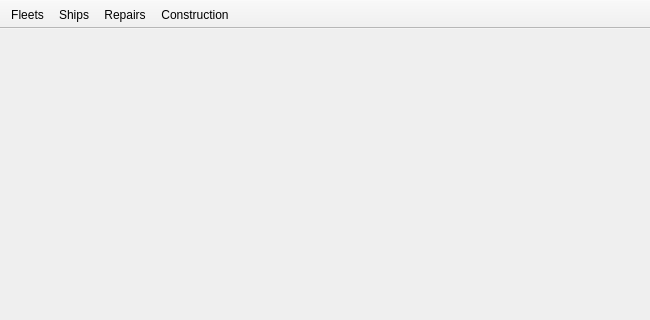
Before: the Qt Designer form KCMainWindow.ui in KanColleTool/kct-tool, drawn with Qt 5.
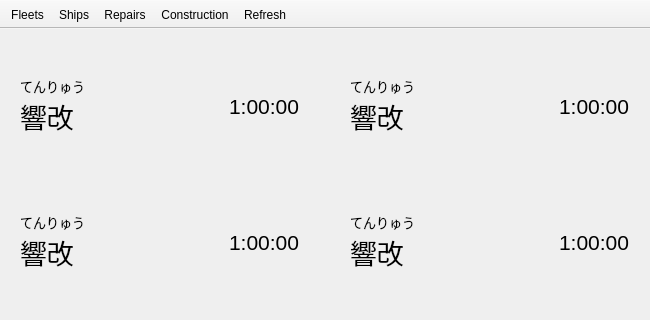
After: the same form once the commit is applied. The open tabs and pages were chosen to show the change.

Commit message: Refresh button

Patch:
```diff
--- a/KCMainWindow.ui
+++ b/KCMainWindow.ui
@@ -1693,7 +1693,454 @@
        </layout>
       </widget>
       <widget class="QWidget" name="repairsPage">
-       <layout class="QVBoxLayout" name="verticalLayout_4"/>
+       <layout class="QGridLayout" name="gridLayout_8">
+        <property name="leftMargin">
+         <number>20</number>
+        </property>
+        <property name="topMargin">
+         <number>20</number>
+        </property>
+        <property name="rightMargin">
+         <number>20</number>
+        </property>
+        <property name="bottomMargin">
+         <number>20</number>
+        </property>
+        <property name="horizontalSpacing">
+         <number>50</number>
+        </property>
+        <property name="verticalSpacing">
+         <number>20</number>
+        </property>
+        <item row="2" column="0">
+         <layout class="QHBoxLayout" name="horizontalLayout_3">
+          <item>
+           <layout class="QVBoxLayout" name="verticalLayout_19">
+            <property name="spacing">
+             <number>0</number>
+            </property>
+            <item>
+             <spacer name="verticalSpacer_8">
+              <property name="orientation">
+               <enum>Qt::Vertical</enum>
+              </property>
+              <property name="sizeHint" stdset="0">
+               <size>
+                <width>20</width>
+                <height>40</height>
+               </size>
+              </property>
+             </spacer>
+            </item>
+            <item>
+             <widget class="QLabel" name="repairReading3">
+              <property name="sizePolicy">
+               <sizepolicy hsizetype="Preferred" vsizetype="Maximum">
+                <horstretch>0</horstretch>
+                <verstretch>0</verstretch>
+               </sizepolicy>
+              </property>
+              <property name="font">
+               <font>
+                <family>MS Gothic</family>
+                <pointsize>10</pointsize>
+               </font>
+              </property>
+              <property name="text">
+               <string>てんりゅう</string>
+              </property>
+             </widget>
+            </item>
+            <item>
+             <widget class="QLabel" name="repairName3">
+              <property name="sizePolicy">
+               <sizepolicy hsizetype="Preferred" vsizetype="Maximum">
+                <horstretch>0</horstretch>
+                <verstretch>0</verstretch>
+               </sizepolicy>
+              </property>
+              <property name="font">
+               <font>
+                <family>MS Gothic</family>
+                <pointsize>20</pointsize>
+               </font>
+              </property>
+              <property name="text">
+               <string>響改</string>
+              </property>
+             </widget>
+            </item>
+            <item>
+             <spacer name="verticalSpacer_7">
+              <property name="orientation">
+               <enum>Qt::Vertical</enum>
+              </property>
+              <property name="sizeHint" stdset="0">
+               <size>
+                <width>20</width>
+                <height>40</height>
+               </size>
+              </property>
+             </spacer>
+            </item>
+           </layout>
+          </item>
+          <item>
+           <spacer name="horizontalSpacer_3">
+            <property name="orientation">
+             <enum>Qt::Horizontal</enum>
+            </property>
+            <property name="sizeHint" stdset="0">
+             <size>
+              <width>40</width>
+              <height>20</height>
+             </size>
+            </property>
+           </spacer>
+          </item>
+          <item>
+           <widget class="QLabel" name="repairTimer3">
+            <property name="sizePolicy">
+             <sizepolicy hsizetype="Maximum" vsizetype="Preferred">
+              <horstretch>0</horstretch>
+              <verstretch>0</verstretch>
+             </sizepolicy>
+            </property>
+            <property name="font">
+             <font>
+              <family>Arial</family>
+              <pointsize>16</pointsize>
+             </font>
+            </property>
+            <property name="text">
+             <string>1:00:00</string>
+            </property>
+           </widget>
+          </item>
+         </layout>
+        </item>
+        <item row="0" column="0">
+         <layout class="QHBoxLayout" name="horizontalLayout">
+          <item>
+           <layout class="QVBoxLayout" name="verticalLayout_14">
+            <property name="spacing">
+             <number>0</number>
+            </property>
+            <item>
+             <spacer name="verticalSpacer_5">
+              <property name="orientation">
+               <enum>Qt::Vertical</enum>
+              </property>
+              <property name="sizeHint" stdset="0">
+               <size>
+                <width>20</width>
+                <height>40</height>
+               </size>
+              </property>
+             </spacer>
+            </item>
+            <item>
+             <widget class="QLabel" name="repairReading1">
+              <property name="sizePolicy">
+               <sizepolicy hsizetype="Preferred" vsizetype="Maximum">
+                <horstretch>0</horstretch>
+                <verstretch>0</verstretch>
+               </sizepolicy>
+              </property>
+              <property name="font">
+               <font>
+                <family>MS Gothic</family>
+                <pointsize>10</pointsize>
+               </font>
+              </property>
+              <property name="text">
+               <string>てんりゅう</string>
+              </property>
+             </widget>
+            </item>
+            <item>
+             <widget class="QLabel" name="repairName1">
+              <property name="sizePolicy">
+               <sizepolicy hsizetype="Preferred" vsizetype="Maximum">
+                <horstretch>0</horstretch>
+                <verstretch>0</verstretch>
+               </sizepolicy>
+              </property>
+              <property name="font">
+               <font>
+                <family>MS Gothic</family>
+                <pointsize>20</pointsize>
+               </font>
+              </property>
+              <property name="text">
+               <string>響改</string>
+              </property>
+             </widget>
+            </item>
+            <item>
+             <spacer name="verticalSpacer_6">
+              <property name="orientation">
+               <enum>Qt::Vertical</enum>
+              </property>
+              <property name="sizeHint" stdset="0">
+               <size>
+                <width>20</width>
+                <height>40</height>
+               </size>
+              </property>
+             </spacer>
+            </item>
+           </layout>
+          </item>
+          <item>
+           <spacer name="horizontalSpacer">
+            <property name="orientation">
+             <enum>Qt::Horizontal</enum>
+            </property>
+            <property name="sizeHint" stdset="0">
+             <size>
+              <width>40</width>
+              <height>20</height>
+             </size>
+            </property>
+           </spacer>
+          </item>
+          <item>
+           <widget class="QLabel" name="repairTimer1">
+            <property name="sizePolicy">
+             <sizepolicy hsizetype="Maximum" vsizetype="Preferred">
+              <horstretch>0</horstretch>
+              <verstretch>0</verstretch>
+             </sizepolicy>
+            </property>
+            <property name="font">
+             <font>
+              <family>Arial</family>
+              <pointsize>16</pointsize>
+             </font>
+            </property>
+            <property name="text">
+             <string>1:00:00</string>
+            </property>
+           </widget>
+          </item>
+         </layout>
+        </item>
+        <item row="0" column="1">
+         <layout class="QHBoxLayout" name="horizontalLayout_2">
+          <item>
+           <layout class="QVBoxLayout" name="verticalLayout_18">
+            <property name="spacing">
+             <number>0</number>
+            </property>
+            <item>
+             <spacer name="verticalSpacer_4">
+              <property name="orientation">
+               <enum>Qt::Vertical</enum>
+              </property>
+              <property name="sizeHint" stdset="0">
+               <size>
+                <width>20</width>
+                <height>40</height>
+               </size>
+              </property>
+             </spacer>
+            </item>
+            <item>
+             <widget class="QLabel" name="repairReading2">
+              <property name="sizePolicy">
+               <sizepolicy hsizetype="Preferred" vsizetype="Maximum">
+                <horstretch>0</horstretch>
+                <verstretch>0</verstretch>
+               </sizepolicy>
+              </property>
+              <property name="font">
+               <font>
+                <family>MS Gothic</family>
+                <pointsize>10</pointsize>
+               </font>
+              </property>
+              <property name="text">
+               <string>てんりゅう</string>
+              </property>
+             </widget>
+            </item>
+            <item>
+             <widget class="QLabel" name="repairName2">
+              <property name="sizePolicy">
+               <sizepolicy hsizetype="Preferred" vsizetype="Maximum">
+                <horstretch>0</horstretch>
+                <verstretch>0</verstretch>
+               </sizepolicy>
+              </property>
+              <property name="font">
+               <font>
+                <family>MS Gothic</family>
+                <pointsize>20</pointsize>
+               </font>
+              </property>
+              <property name="text">
+               <string>響改</string>
+              </property>
+             </widget>
+            </item>
+            <item>
+             <spacer name="verticalSpacer_3">
+              <property name="orientation">
+               <enum>Qt::Vertical</enum>
+              </property>
+              <property name="sizeHint" stdset="0">
+               <size>
+                <width>20</width>
+                <height>40</height>
+               </size>
+              </property>
+             </spacer>
+            </item>
+           </layout>
+          </item>
+          <item>
+           <spacer name="horizontalSpacer_2">
+            <property name="orientation">
+             <enum>Qt::Horizontal</enum>
+            </property>
+            <property name="sizeHint" stdset="0">
+             <size>
+              <width>40</width>
+              <height>20</height>
+             </size>
+            </property>
+           </spacer>
+          </item>
+          <item>
+           <widget class="QLabel" name="repairTimer2">
+            <property name="sizePolicy">
+             <sizepolicy hsizetype="Maximum" vsizetype="Preferred">
+              <horstretch>0</horstretch>
+              <verstretch>0</verstretch>
+             </sizepolicy>
+            </property>
+            <property name="font">
+             <font>
+              <family>Arial</family>
+              <pointsize>16</pointsize>
+             </font>
+            </property>
+            <property name="text">
+             <string>1:00:00</string>
+            </property>
+           </widget>
+          </item>
+         </layout>
+        </item>
+        <item row="2" column="1">
+         <layout class="QHBoxLayout" name="horizontalLayout_4">
+          <item>
+           <layout class="QVBoxLayout" name="verticalLayout_20">
+            <property name="spacing">
+             <number>0</number>
+            </property>
+            <item>
+             <spacer name="verticalSpacer">
+              <property name="orientation">
+               <enum>Qt::Vertical</enum>
+              </property>
+              <property name="sizeHint" stdset="0">
+               <size>
+                <width>20</width>
+                <height>40</height>
+               </size>
+              </property>
+             </spacer>
+            </item>
+            <item>
+             <widget class="QLabel" name="repairReading4">
+              <property name="sizePolicy">
+               <sizepolicy hsizetype="Preferred" vsizetype="Maximum">
+                <horstretch>0</horstretch>
+                <verstretch>0</verstretch>
+               </sizepolicy>
+              </property>
+              <property name="font">
+               <font>
+                <family>MS Gothic</family>
+                <pointsize>10</pointsize>
+               </font>
+              </property>
+              <property name="text">
+               <string>てんりゅう</string>
+              </property>
+             </widget>
+            </item>
+            <item>
+             <widget class="QLabel" name="repairName4">
+              <property name="sizePolicy">
+               <sizepolicy hsizetype="Preferred" vsizetype="Maximum">
+                <horstretch>0</horstretch>
+                <verstretch>0</verstretch>
+               </sizepolicy>
+              </property>
+              <property name="font">
+               <font>
+                <family>MS Gothic</family>
+                <pointsize>20</pointsize>
+               </font>
+              </property>
+              <property name="text">
+               <string>響改</string>
+              </property>
+             </widget>
+            </item>
+            <item>
+             <spacer name="verticalSpacer_2">
+              <property name="orientation">
+               <enum>Qt::Vertical</enum>
+              </property>
+              <property name="sizeHint" stdset="0">
+               <size>
+                <width>20</width>
+                <height>40</height>
+               </size>
+              </property>
+             </spacer>
+            </item>
+           </layout>
+          </item>
+          <item>
+           <spacer name="horizontalSpacer_4">
+            <property name="orientation">
+             <enum>Qt::Horizontal</enum>
+            </property>
+            <property name="sizeHint" stdset="0">
+             <size>
+              <width>40</width>
+              <height>20</height>
+             </size>
+            </property>
+           </spacer>
+          </item>
+          <item>
+           <widget class="QLabel" name="repairTimer4">
+            <property name="sizePolicy">
+             <sizepolicy hsizetype="Maximum" vsizetype="Preferred">
+              <horstretch>0</horstretch>
+              <verstretch>0</verstretch>
+             </sizepolicy>
+            </property>
+            <property name="font">
+             <font>
+              <family>Arial</family>
+              <pointsize>16</pointsize>
+             </font>
+            </property>
+            <property name="text">
+             <string>1:00:00</string>
+            </property>
+           </widget>
+          </item>
+         </layout>
+        </item>
+       </layout>
       </widget>
       <widget class="QWidget" name="constructionPage">
        <layout class="QVBoxLayout" name="verticalLayout_3"/>
@@ -1732,6 +2179,7 @@
    <addaction name="actionShips"/>
    <addaction name="actionRepairs"/>
    <addaction name="actionConstruction"/>
+   <addaction name="actionRefresh"/>
   </widget>
   <action name="actionFleets">
    <property name="text">
@@ -1753,6 +2201,14 @@
     <string>Ships</string>
    </property>
   </action>
+  <action name="actionRefresh">
+   <property name="text">
+    <string>Refresh</string>
+   </property>
+   <property name="shortcut">
+    <string>F5</string>
+   </property>
+  </action>
  </widget>
  <customwidgets>
   <customwidget>
```
Left out of the diff: 2 changed lines with no effect on the pictures. The commit also changes 2 other files.
